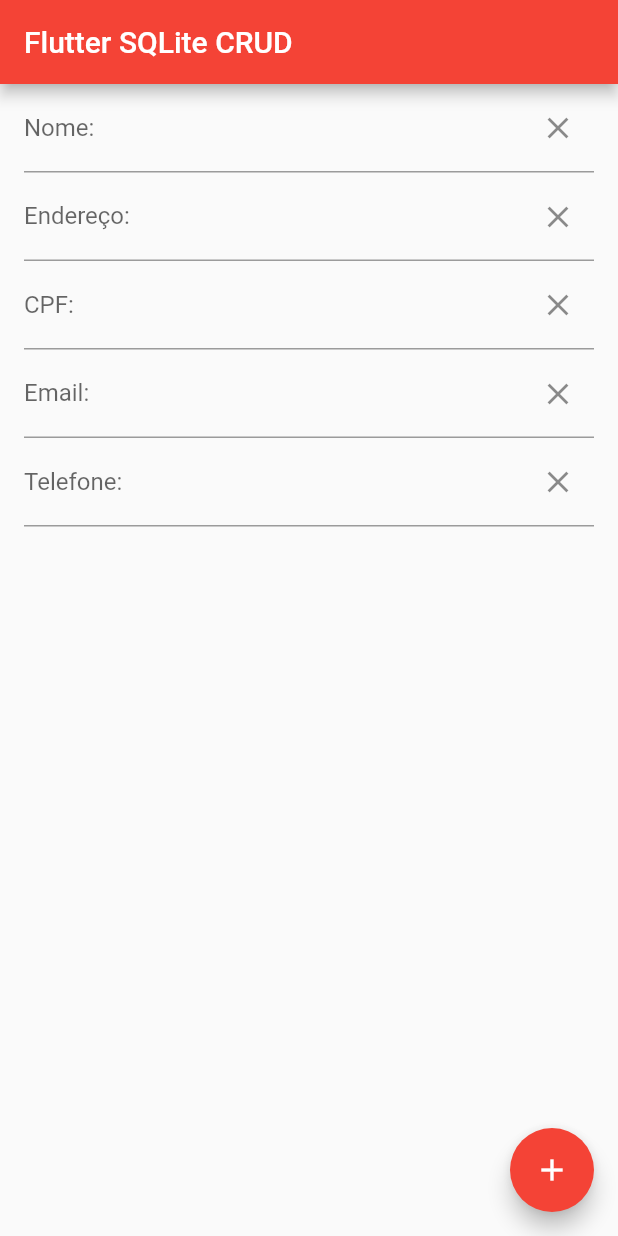
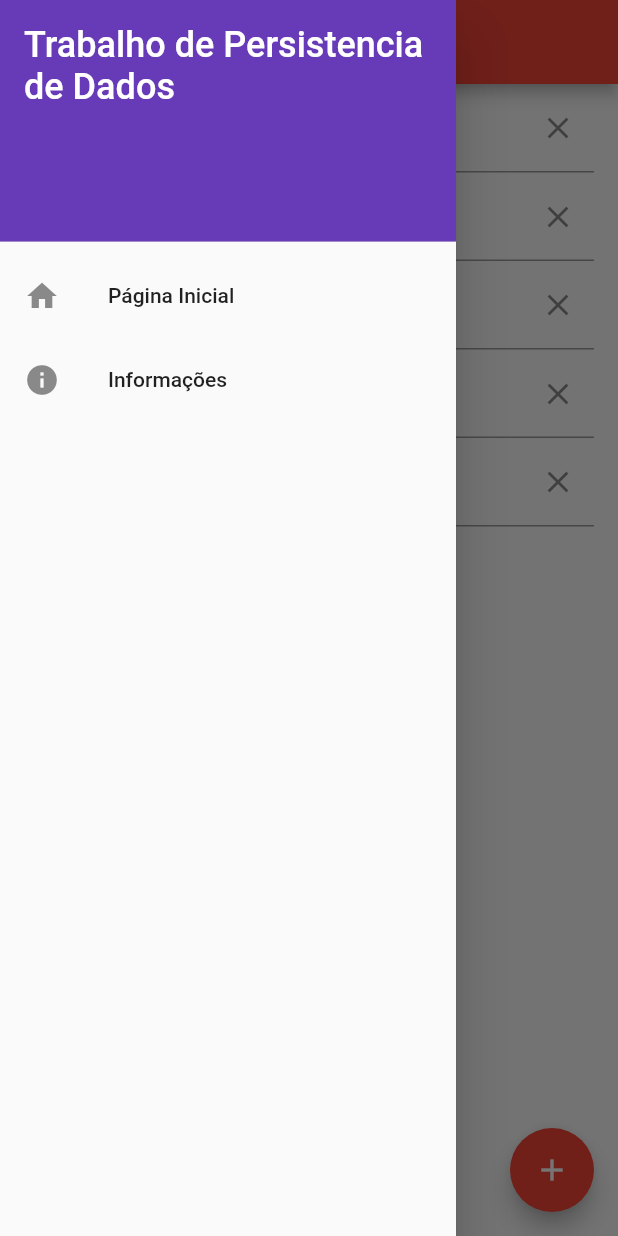
Before and after one commit to meHeronS/relat_5_BD, a Flutter app: the screen it shows after launch, with the side drawer open (before the commit the screen has no drawer), on a phone screen of 412 x 824 dp. Run offline on Flutter 3.47's test engine with Material 2 defaults, Android fonts, the phone set to English and light mode, and no system bars; our stand-ins replace shared_preferences, sqflite; accounts and stored records are empty.

Commit message:
nova att

```diff
--- a/lib/main.dart
+++ b/lib/main.dart
@@ -71,6 +71,7 @@ class _MyHomePageState extends State<MyHomePage> {
       mail: _mail.text,
       phone: _phone.text,
     );
+
     int id = await dbHelper.insert(newNote);
     setState(() {
       newNote.id = id;
@@ -120,11 +121,50 @@ class _MyHomePageState extends State<MyHomePage> {
     _consultar_bd();
   }
 
+  //função deletar o BD
+  void _deleteBD(int index) async {
+    //await dbHelper.deleteTable(_notes[index].id!);
+  }
+
   @override
   Widget build(BuildContext context) {
     return Scaffold(
       appBar: AppBar(
         title: Text('Flutter SQLite CRUD'),
+      ),
+      drawer: Drawer(
+        child: ListView(
+          padding: EdgeInsets.zero,
+          children:<Widget> [
+          DrawerHeader(
+            decoration: BoxDecoration(
+            color: Colors.deepPurple,
+        ),
+            child: Text(
+              'Trabalho de Persistencia de Dados',
+              style: TextStyle(
+                color: Colors.white,
+                fontSize: 24,
+              ),
+            ),
+        ),
+            ListTile(
+              leading: Icon(Icons.home),
+              title: Text('Página Inicial'),
+              onTap: (){
+                Navigator.pop(context);
+              },
+            ),
+      ListTile(
+        leading: Icon(Icons.info),
+        title: Text('Informações'),
+        onTap: () {
+          // Adicione a lógica para a ação quando o item for tocado
+          Navigator.pop(context); // Fecha o drawer
+        },
+      ),
+          ],
+        ),
       ),
       body: Center(
         child: Padding(
```
Also changed, not shown: lib/flutter_sqlite_crud/database_helper.dart (+14 -1 lines).
